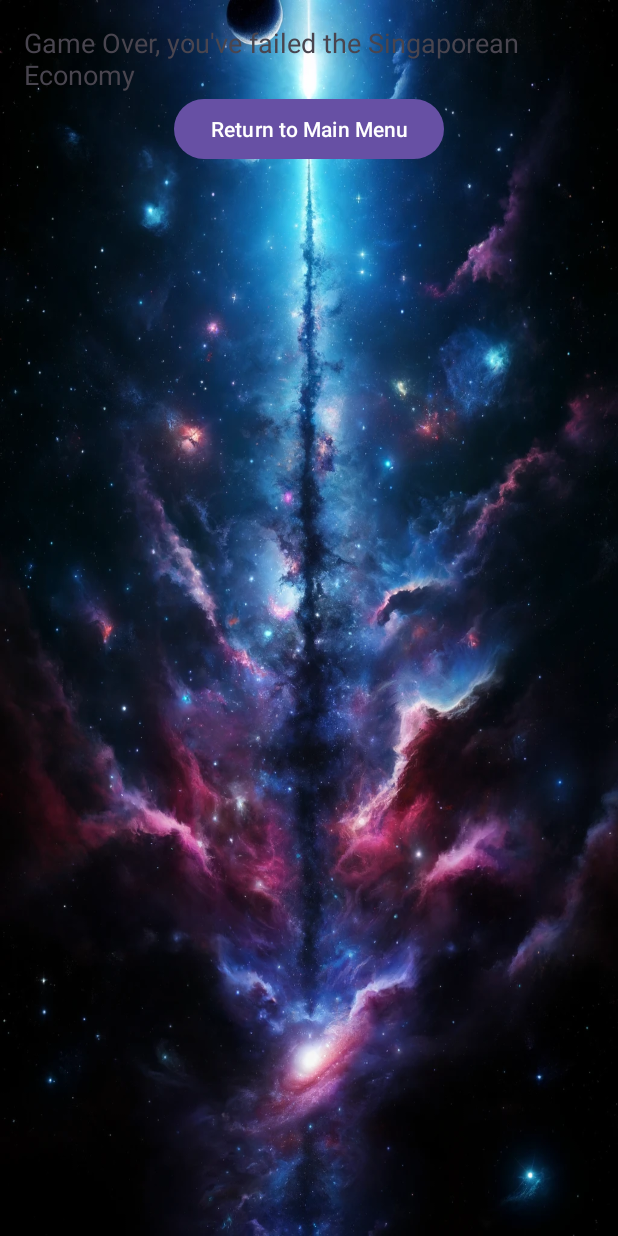
After one commit to w3ijie/space-game-v2, an Android app: the layout custom_toast_game_over.xml on its own in the app's theme, with its tools: preview values and no code run, on a phone screen of 412 x 824 dp. The commit adds this screen. Run offline under Robolectric (Android 15) with nearby library versions, the phone set to English and light mode, and no system bars.

Commit message:
initial commit

```diff
--- /dev/null
+++ b/app/src/main/res/layout/custom_toast_game_over.xml
@@ -0,0 +1,23 @@
+<?xml version="1.0" encoding="utf-8"?>
+<LinearLayout xmlns:android="http://schemas.android.com/apk/res/android"
+    android:layout_width="wrap_content"
+    android:layout_height="wrap_content"
+    android:orientation="vertical"
+    android:padding="16dp"
+    android:background="@drawable/game_over">
+
+    <TextView
+        android:id="@+id/toast_text"
+        android:layout_width="wrap_content"
+        android:layout_height="wrap_content"
+        android:text="Game Over, you've failed the Singaporean Economy"
+        android:textSize="18sp"
+        android:layout_gravity="center"/>
+
+    <Button
+        android:id="@+id/toast_button"
+        android:layout_width="wrap_content"
+        android:layout_height="wrap_content"
+        android:text="Return to Main Menu"
+        android:layout_gravity="center"/>
+</LinearLayout>
```
Also changed, not shown: app/src/main/java/com/example/space_game_v2/feature/game/GameActivity.java (+33 -14 lines), app/src/main/java/com/example/space_game_v2/feature/game/ScrollingBackgroundView.java (+113 -6 lines), app/src/main/res/layout/activity_game.xml (+10 -6 lines), app/src/main/res/drawable/alien.png (added), app/src/main/res/drawable/game_over.png (added).
